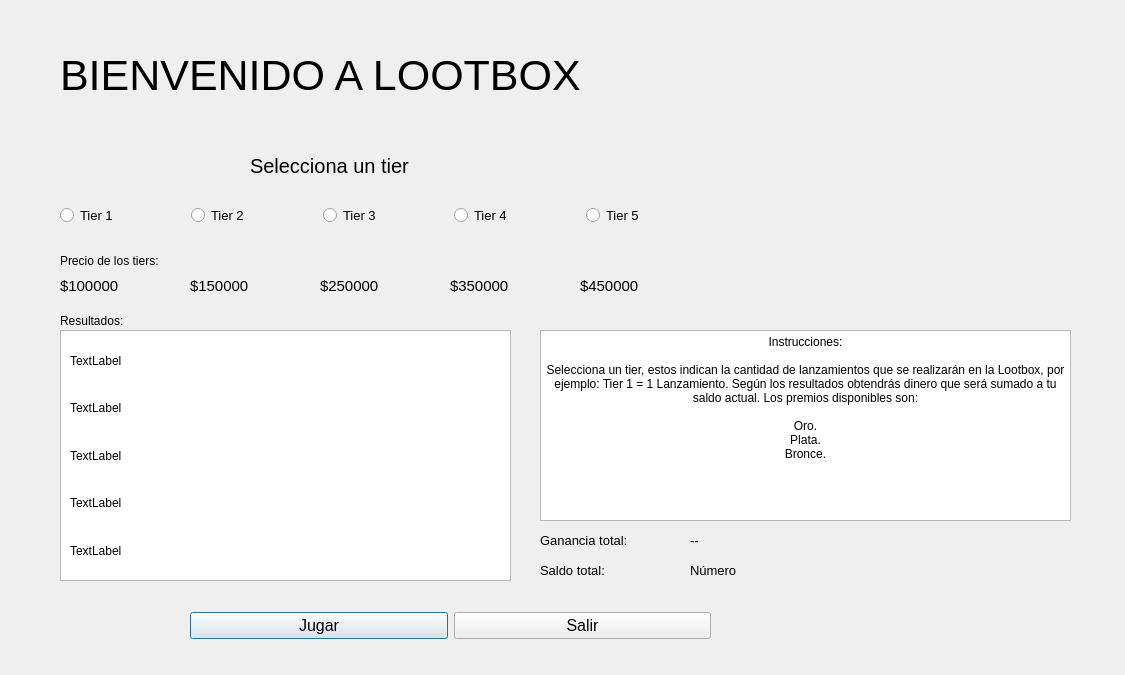
The window that Codigo/Juego3/Lootbox.ui (Sr-Gomer/Proyecto-Final-Procesos-Estocasticos) describes before a commit, drawn with Qt 5.
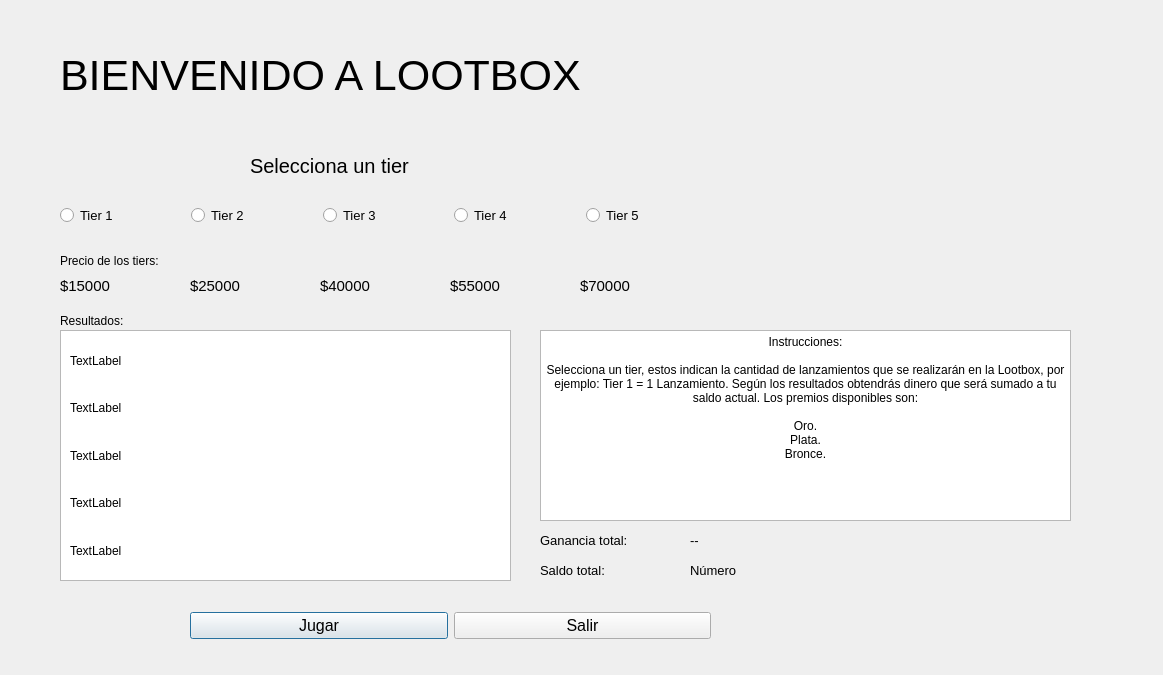
The same window after the commit. Icons and pictures are not drawn.

Commit message: correcciones juego 3

The edit to the form file:
```diff
--- a/Codigo/Juego3/Lootbox.ui
+++ b/Codigo/Juego3/Lootbox.ui
@@ -6,7 +6,7 @@
    <rect>
     <x>0</x>
     <y>0</y>
-    <width>1125</width>
+    <width>1163</width>
     <height>675</height>
    </rect>
   </property>
@@ -253,7 +253,7 @@
     </font>
    </property>
    <property name="text">
-    <string>$100000</string>
+    <string>$15000</string>
    </property>
   </widget>
   <widget class="QLabel" name="price2">
@@ -271,7 +271,7 @@
     </font>
    </property>
    <property name="text">
-    <string>$150000</string>
+    <string>$25000</string>
    </property>
   </widget>
   <widget class="QLabel" name="price3">
@@ -289,7 +289,7 @@
     </font>
    </property>
    <property name="text">
-    <string>$250000</string>
+    <string>$40000</string>
    </property>
   </widget>
   <widget class="QLabel" name="price4">
@@ -307,7 +307,7 @@
     </font>
    </property>
    <property name="text">
-    <string>$350000</string>
+    <string>$55000</string>
    </property>
   </widget>
   <widget class="QLabel" name="price5">
@@ -325,7 +325,7 @@
     </font>
    </property>
    <property name="text">
-    <string>$450000</string>
+    <string>$70000</string>
    </property>
   </widget>
   <widget class="QListView" name="resultados">
```
The commit also changes 2 other files.
